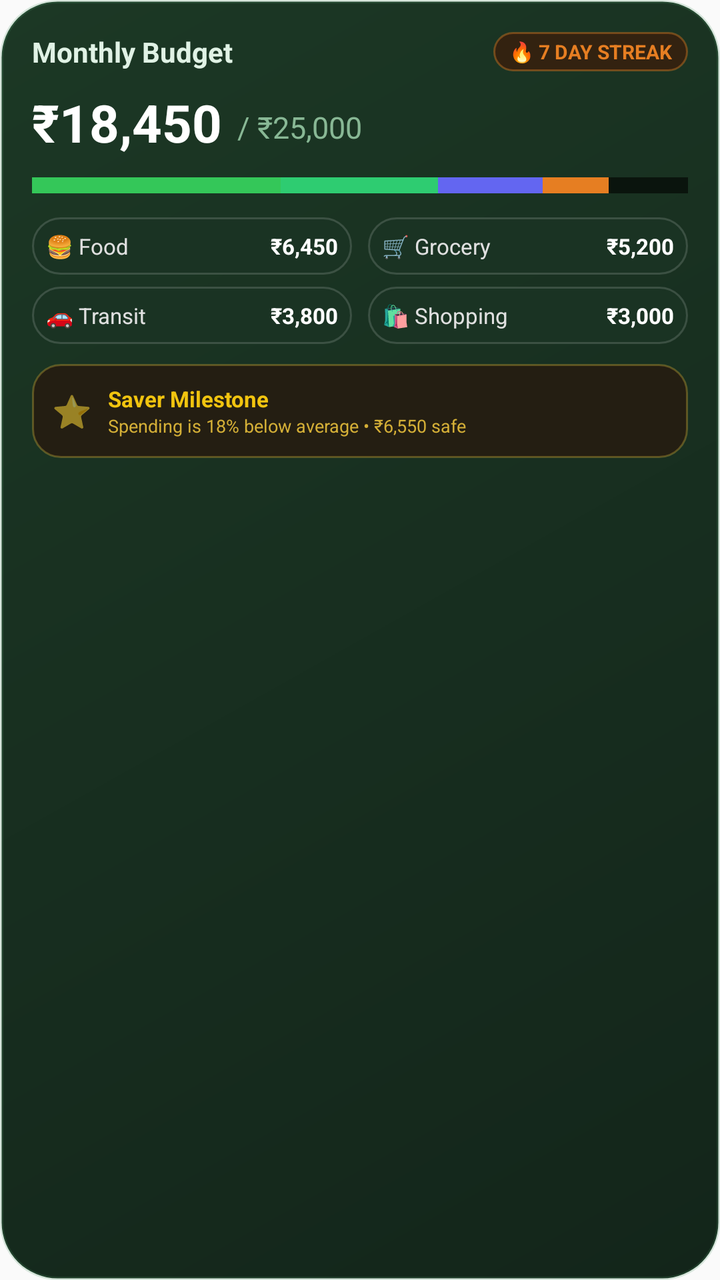
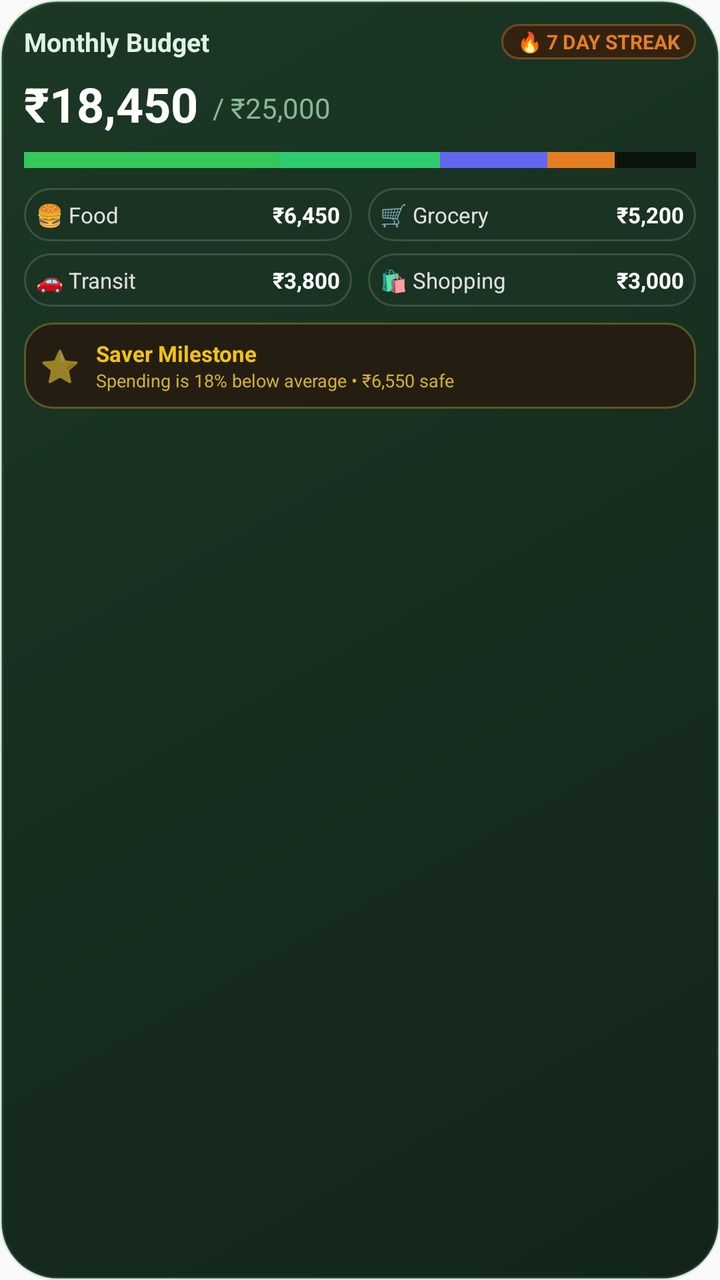

Compare the two renders of this Android layout. The source of the first and the diff that turns it into the second are given below.
<!-- AndroidManifest.xml: application theme AppTheme -->
<!-- res/layout/widget_monthly_budget.xml -->
<?xml version="1.0" encoding="utf-8"?>
<LinearLayout xmlns:android="http://schemas.android.com/apk/res/android"
    android:id="@+id/widget_budget_root"
    android:layout_width="match_parent"
    android:layout_height="match_parent"
    android:background="@drawable/widget_budget_card_bg"
    android:orientation="vertical"
    android:padding="16dp">

    
    <LinearLayout
        android:layout_width="match_parent"
        android:layout_height="wrap_content"
        android:orientation="horizontal"
        android:gravity="center_vertical">

        <TextView
            android:layout_width="0dp"
            android:layout_height="wrap_content"
            android:layout_weight="1"
            android:text="Monthly Budget"
            android:textColor="#E0F2E5"
            android:textSize="14sp"
            android:textStyle="bold" />

        <LinearLayout
            android:layout_width="wrap_content"
            android:layout_height="wrap_content"
            android:background="@drawable/widget_streak_bg"
            android:paddingStart="8dp"
            android:paddingEnd="8dp"
            android:paddingTop="3dp"
            android:paddingBottom="3dp"
            android:gravity="center">

            <TextView
                android:layout_width="wrap_content"
                android:layout_height="wrap_content"
                android:text="🔥 7 DAY STREAK"
                android:textColor="#E67E22"
                android:textSize="10sp"
                android:textStyle="bold" />
        </LinearLayout>
    </LinearLayout>

    
    <LinearLayout
        android:layout_width="match_parent"
        android:layout_height="wrap_content"
        android:orientation="horizontal"
        android:gravity="bottom"
        android:layout_marginTop="8dp">

        <TextView
            android:id="@+id/widget_txt_spent"
            android:layout_width="wrap_content"
            android:layout_height="wrap_content"
            android:text="₹18,450"
            android:textColor="#FFFFFF"
            android:textSize="26sp"
            android:textStyle="bold" />

        <TextView
            android:id="@+id/widget_txt_budget"
            android:layout_width="wrap_content"
            android:layout_height="wrap_content"
            android:text=" / ₹25,000"
            android:textColor="#88B895"
            android:textSize="15sp"
            android:layout_marginStart="4dp"
            android:layout_marginBottom="2dp" />
    </LinearLayout>

    
    <LinearLayout
        android:layout_width="match_parent"
        android:layout_height="8dp"
        android:orientation="horizontal"
        android:background="#15271A"
        android:layout_marginTop="10dp"
        android:layout_marginBottom="12dp">

        <View
            android:layout_width="0dp"
            android:layout_height="match_parent"
            android:layout_weight="38"
            android:background="#34C759" />

        <View
            android:layout_width="0dp"
            android:layout_height="match_parent"
            android:layout_weight="24"
            android:background="#2ECC71" />

        <View
            android:layout_width="0dp"
            android:layout_height="match_parent"
            android:layout_weight="16"
            android:background="#6366F1" />

        <View
            android:layout_width="0dp"
            android:layout_height="match_parent"
            android:layout_weight="10"
            android:background="#E67E22" />

        <View
            android:layout_width="0dp"
            android:layout_height="match_parent"
            android:layout_weight="12"
            android:background="#0A140D" />
    </LinearLayout>

    
    <LinearLayout
        android:layout_width="match_parent"
        android:layout_height="wrap_content"
        android:orientation="horizontal"
        android:layout_marginBottom="6dp">

        <LinearLayout
            android:layout_width="0dp"
            android:layout_height="wrap_content"
            android:layout_weight="1"
            android:background="@drawable/widget_category_pill_bg"
            android:padding="7dp"
            android:layout_marginEnd="4dp"
            android:gravity="center_vertical">

            <TextView
                android:layout_width="wrap_content"
                android:layout_height="wrap_content"
                android:text="🍔 Food"
                android:textColor="#E0E0E0"
                android:textSize="11sp" />

            <TextView
                android:layout_width="match_parent"
                android:layout_height="wrap_content"
                android:text="₹6,450"
                android:textColor="#FFFFFF"
                android:textSize="11sp"
                android:textStyle="bold"
                android:gravity="end" />
        </LinearLayout>

        <LinearLayout
            android:layout_width="0dp"
            android:layout_height="wrap_content"
            android:layout_weight="1"
            android:background="@drawable/widget_category_pill_bg"
            android:padding="7dp"
            android:layout_marginStart="4dp"
            android:gravity="center_vertical">

            <TextView
                android:layout_width="wrap_content"
                android:layout_height="wrap_content"
                android:text="🛒 Grocery"
                android:textColor="#E0E0E0"
                android:textSize="11sp" />

            <TextView
                android:layout_width="match_parent"
                android:layout_height="wrap_content"
                android:text="₹5,200"
                android:textColor="#FFFFFF"
                android:textSize="11sp"
                android:textStyle="bold"
                android:gravity="end" />
        </LinearLayout>
    </LinearLayout>

    <LinearLayout
        android:layout_width="match_parent"
        android:layout_height="wrap_content"
        android:orientation="horizontal"
        android:layout_marginBottom="10dp">

        <LinearLayout
            android:layout_width="0dp"
            android:layout_height="wrap_content"
            android:layout_weight="1"
            android:background="@drawable/widget_category_pill_bg"
            android:padding="7dp"
            android:layout_marginEnd="4dp"
            android:gravity="center_vertical">

            <TextView
                android:layout_width="wrap_content"
                android:layout_height="wrap_content"
                android:text="🚗 Transit"
                android:textColor="#E0E0E0"
                android:textSize="11sp" />

            <TextView
                android:layout_width="match_parent"
                android:layout_height="wrap_content"
                android:text="₹3,800"
                android:textColor="#FFFFFF"
                android:textSize="11sp"
                android:textStyle="bold"
                android:gravity="end" />
        </LinearLayout>

        <LinearLayout
            android:layout_width="0dp"
            android:layout_height="wrap_content"
            android:layout_weight="1"
            android:background="@drawable/widget_category_pill_bg"
            android:padding="7dp"
            android:layout_marginStart="4dp"
            android:gravity="center_vertical">

            <TextView
                android:layout_width="wrap_content"
                android:layout_height="wrap_content"
                android:text="🛍️ Shopping"
                android:textColor="#E0E0E0"
                android:textSize="11sp" />

            <TextView
                android:layout_width="match_parent"
                android:layout_height="wrap_content"
                android:text="₹3,000"
                android:textColor="#FFFFFF"
                android:textSize="11sp"
                android:textStyle="bold"
                android:gravity="end" />
        </LinearLayout>
    </LinearLayout>

    
    <LinearLayout
        android:layout_width="match_parent"
        android:layout_height="wrap_content"
        android:background="@drawable/widget_milestone_bg"
        android:padding="10dp"
        android:gravity="center_vertical">

        <TextView
            android:layout_width="wrap_content"
            android:layout_height="wrap_content"
            android:text="⭐"
            android:textSize="16sp"
            android:layout_marginEnd="8dp" />

        <LinearLayout
            android:layout_width="match_parent"
            android:layout_height="wrap_content"
            android:orientation="vertical">

            <TextView
                android:layout_width="wrap_content"
                android:layout_height="wrap_content"
                android:text="Saver Milestone"
                android:textColor="#F1C40F"
                android:textSize="11sp"
                android:textStyle="bold" />

            <TextView
                android:layout_width="wrap_content"
                android:layout_height="wrap_content"
                android:text="Spending is 18% below average • ₹6,550 safe"
                android:textColor="#D4AF37"
                android:textSize="9sp" />
        </LinearLayout>
    </LinearLayout>

</LinearLayout>
<!-- resources referenced by this layout -->
<resources>
  <!-- drawable widget_budget_card_bg (drawable) -->
  <?xml version="1.0" encoding="utf-8"?>
  <shape xmlns:android="http://schemas.android.com/apk/res/android"
      android:shape="rectangle">
      <gradient
          android:startColor="#13251A"
          android:endColor="#1C3825"
          android:angle="135" />
      <corners android:radius="28dp" />
      <stroke
          android:width="1.5dp"
          android:color="#334D9764" />
  </shape>
  <!-- drawable widget_category_pill_bg (drawable) -->
  <?xml version="1.0" encoding="utf-8"?>
  <shape xmlns:android="http://schemas.android.com/apk/res/android"
      android:shape="rectangle">
      <solid android:color="#1A3323" />
      <corners android:radius="14dp" />
      <stroke
          android:width="1dp"
          android:color="#26FFFFFF" />
  </shape>
  <!-- drawable widget_milestone_bg (drawable) -->
  <?xml version="1.0" encoding="utf-8"?>
  <shape xmlns:android="http://schemas.android.com/apk/res/android"
      android:shape="rectangle">
      <solid android:color="#241E12" />
      <corners android:radius="14dp" />
      <stroke
          android:width="1dp"
          android:color="#59D4AF37" />
  </shape>
  <!-- drawable widget_streak_bg (drawable) -->
  <?xml version="1.0" encoding="utf-8"?>
  <shape xmlns:android="http://schemas.android.com/apk/res/android"
      android:shape="rectangle">
      <solid android:color="#332210" />
      <corners android:radius="12dp" />
      <stroke
          android:width="1dp"
          android:color="#66E67E22" />
  </shape>
  <style name="AppTheme" parent="Theme.AppCompat.Light.DarkActionBar">
          
          <item name="colorPrimary">@color/colorPrimary</item>
          <item name="colorPrimaryDark">@color/colorPrimaryDark</item>
          <item name="colorAccent">@color/colorAccent</item>
      </style>
</resources>

<!-- the commit's change to res/layout/widget_monthly_budget.xml (unified diff, before → after) -->
@@ -5,7 +5,7 @@
     android:layout_height="match_parent"
     android:background="@drawable/widget_budget_card_bg"
     android:orientation="vertical"
-    android:padding="16dp">
+    android:padding="12dp">
 
     
     <LinearLayout
@@ -20,7 +20,7 @@
             android:layout_weight="1"
             android:text="Monthly Budget"
             android:textColor="#E0F2E5"
-            android:textSize="14sp"
+            android:textSize="13sp"
             android:textStyle="bold" />
 
         <LinearLayout
@@ -29,8 +29,8 @@
             android:background="@drawable/widget_streak_bg"
             android:paddingStart="8dp"
             android:paddingEnd="8dp"
-            android:paddingTop="3dp"
-            android:paddingBottom="3dp"
+            android:paddingTop="2dp"
+            android:paddingBottom="2dp"
             android:gravity="center">
 
             <TextView
@@ -49,7 +49,7 @@
         android:layout_height="wrap_content"
         android:orientation="horizontal"
         android:gravity="bottom"
-        android:layout_marginTop="8dp">
+        android:layout_marginTop="6dp">
 
         <TextView
             android:id="@+id/widget_txt_spent"
@@ -57,7 +57,7 @@
             android:layout_height="wrap_content"
             android:text="₹18,450"
             android:textColor="#FFFFFF"
-            android:textSize="26sp"
+            android:textSize="24sp"
             android:textStyle="bold" />
 
         <TextView
@@ -66,7 +66,7 @@
             android:layout_height="wrap_content"
             android:text=" / ₹25,000"
             android:textColor="#88B895"
-            android:textSize="15sp"
+            android:textSize="14sp"
             android:layout_marginStart="4dp"
             android:layout_marginBottom="2dp" />
     </LinearLayout>
@@ -76,39 +76,39 @@
         android:layout_width="match_parent"
         android:layout_height="8dp"
         android:orientation="horizontal"
-        android:background="#15271A"
-        android:layout_marginTop="10dp"
-        android:layout_marginBottom="12dp">
-
-        <View
+        android:background="@color/widget_progress_track"
+        android:layout_marginTop="8dp"
+        android:layout_marginBottom="10dp">
+
+        <TextView
             android:layout_width="0dp"
             android:layout_height="match_parent"
             android:layout_weight="38"
-            android:background="#34C759" />
-
-        <View
+            android:background="@color/widget_progress_food" />
+
+        <TextView
             android:layout_width="0dp"
             android:layout_height="match_parent"
             android:layout_weight="24"
-            android:background="#2ECC71" />
-
-        <View
+            android:background="@color/widget_progress_grocery" />
+
+        <TextView
             android:layout_width="0dp"
             android:layout_height="match_parent"
             android:layout_weight="16"
-            android:background="#6366F1" />
-
-        <View
+            android:background="@color/widget_progress_transit" />
+
+        <TextView
             android:layout_width="0dp"
             android:layout_height="match_parent"
             android:layout_weight="10"
-            android:background="#E67E22" />
-
-        <View
+            android:background="@color/widget_progress_shopping" />
+
+        <TextView
             android:layout_width="0dp"
             android:layout_height="match_parent"
             android:layout_weight="12"
-            android:background="#0A140D" />
+            android:background="@color/widget_progress_remaining" />
     </LinearLayout>
 
     
@@ -123,9 +123,10 @@
             android:layout_height="wrap_content"
             android:layout_weight="1"
             android:background="@drawable/widget_category_pill_bg"
-            android:padding="7dp"
+            android:padding="6dp"
             android:layout_marginEnd="4dp"
-            android:gravity="center_vertical">
+            android:gravity="center_vertical"
+            android:orientation="horizontal">
 
             <TextView
                 android:layout_width="wrap_content"
@@ -135,8 +136,9 @@
                 android:textSize="11sp" />
 
             <TextView
-                android:layout_width="match_parent"
-                android:layout_height="wrap_content"
+                android:layout_width="0dp"
+                android:layout_height="wrap_content"
+                android:layout_weight="1"
                 android:text="₹6,450"
                 android:textColor="#FFFFFF"
                 android:textSize="11sp"
@@ -149,9 +151,10 @@
             android:layout_height="wrap_content"
             android:layout_weight="1"
             android:background="@drawable/widget_category_pill_bg"
-            android:padding="7dp"
+            android:padding="6dp"
             android:layout_marginStart="4dp"
-            android:gravity="center_vertical">
+            android:gravity="center_vertical"
+            android:orientation="horizontal">
 
             <TextView
                 android:layout_width="wrap_content"
@@ -161,8 +164,9 @@
                 android:textSize="11sp" />
 
             <TextView
-                android:layout_width="match_parent"
-                android:layout_height="wrap_content"
+                android:layout_width="0dp"
+                android:layout_height="wrap_content"
+                android:layout_weight="1"
                 android:text="₹5,200"
                 android:textColor="#FFFFFF"
                 android:textSize="11sp"
@@ -175,16 +179,17 @@
         android:layout_width="match_parent"
         android:layout_height="wrap_content"
         android:orientation="horizontal"
-        android:layout_marginBottom="10dp">
-
-        <LinearLayout
-            android:layout_width="0dp"
-            android:layout_height="wrap_content"
-            android:layout_weight="1"
-            android:background="@drawable/widget_category_pill_bg"
-            android:padding="7dp"
+        android:layout_marginBottom="8dp">
+
+        <LinearLayout
+            android:layout_width="0dp"
+            android:layout_height="wrap_content"
+            android:layout_weight="1"
+            android:background="@drawable/widget_category_pill_bg"
+            android:padding="6dp"
             android:layout_marginEnd="4dp"
-            android:gravity="center_vertical">
+            android:gravity="center_vertical"
+            android:orientation="horizontal">
 
             <TextView
                 android:layout_width="wrap_content"
@@ -194,8 +199,9 @@
                 android:textSize="11sp" />
 
             <TextView
-                android:layout_width="match_parent"
-                android:layout_height="wrap_content"
+                android:layout_width="0dp"
+                android:layout_height="wrap_content"
+                android:layout_weight="1"
                 android:text="₹3,800"
                 android:textColor="#FFFFFF"
                 android:textSize="11sp"
@@ -208,9 +214,10 @@
             android:layout_height="wrap_content"
             android:layout_weight="1"
             android:background="@drawable/widget_category_pill_bg"
-            android:padding="7dp"
+            android:padding="6dp"
             android:layout_marginStart="4dp"
-            android:gravity="center_vertical">
+            android:gravity="center_vertical"
+            android:orientation="horizontal">
 
             <TextView
                 android:layout_width="wrap_content"
@@ -220,8 +227,9 @@
                 android:textSize="11sp" />
 
             <TextView
-                android:layout_width="match_parent"
-                android:layout_height="wrap_content"
+                android:layout_width="0dp"
+                android:layout_height="wrap_content"
+                android:layout_weight="1"
                 android:text="₹3,000"
                 android:textColor="#FFFFFF"
                 android:textSize="11sp"
@@ -235,8 +243,9 @@
         android:layout_width="match_parent"
         android:layout_height="wrap_content"
         android:background="@drawable/widget_milestone_bg"
-        android:padding="10dp"
-        android:gravity="center_vertical">
+        android:padding="8dp"
+        android:gravity="center_vertical"
+        android:orientation="horizontal">
 
         <TextView
             android:layout_width="wrap_content"
@@ -246,8 +255,9 @@
             android:layout_marginEnd="8dp" />
 
         <LinearLayout
-            android:layout_width="match_parent"
-            android:layout_height="wrap_content"
+            android:layout_width="0dp"
+            android:layout_height="wrap_content"
+            android:layout_weight="1"
             android:orientation="vertical">
 
             <TextView
<!-- resource entries referenced after the edit -->
@@ -1,5 +1,11 @@
 <!-- resources referenced by this layout -->
 <resources>
+  <color name="widget_progress_food">#34C759</color>
+  <color name="widget_progress_grocery">#2ECC71</color>
+  <color name="widget_progress_remaining">#0A140D</color>
+  <color name="widget_progress_shopping">#E67E22</color>
+  <color name="widget_progress_track">#15271A</color>
+  <color name="widget_progress_transit">#6366F1</color>
   <!-- drawable widget_budget_card_bg (drawable) -->
   <?xml version="1.0" encoding="utf-8"?>
   <shape xmlns:android="http://schemas.android.com/apk/res/android"
@@ -49,5 +55,8 @@
           <item name="colorPrimaryDark">@color/colorPrimaryDark</item>
           <item name="colorAccent">@color/colorAccent</item>
       </style>
+  <color name="colorPrimary">#3E6948</color>
+  <color name="colorPrimaryDark">#1E452B</color>
+  <color name="colorAccent">#D4AF37</color>
 </resources>
 
